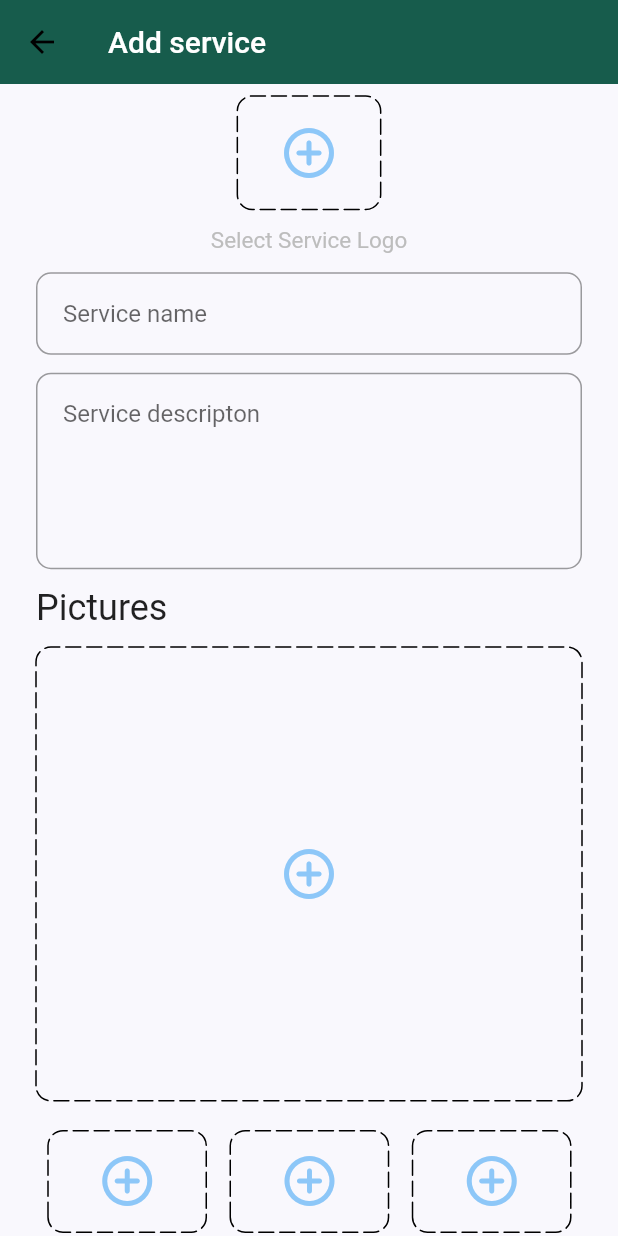
After one commit to DilipKumar64/beauty, a Flutter app: the AddServiceScreen screen opened by its route, on a phone screen of 412 x 824 dp. The commit adds this screen. Run offline on Flutter 3.47's test engine with Material 2 defaults, Android fonts, the phone set to English and light mode, and no system bars; drawn by our look-alikes of dotted_border; our stand-ins replace badges, bloc, carousel_slider, cloud_firestore, equatable, firebase_auth and 10 more; missing offline and left inert: fl_country_code_picker, pay; accounts and stored records are empty; network calls fail.

Commit message:
admin pannel screen complete,add picture to app at device ,created firebase storage bucket

```diff
--- a/lib/main.dart
+++ b/lib/main.dart
@@ -3,6 +3,7 @@ import 'package:beauty/firebase_options.dart';
 import 'package:beauty/repositories/auth_repository.dart';
 import 'package:beauty/repositories/schedule_appoinment_repository.dart';
 import 'package:beauty/router.dart';
+import 'package:beauty/screens/admin/bloc/admin_pannel_bloc.dart';
 import 'package:beauty/screens/auth/bloc/auth_bloc.dart';
 import 'package:beauty/screens/auth/screens/onboarding_screen.dart';
 import 'package:beauty/screens/schedule%20appoinment/bloc/schedule_appoinment_bloc.dart';
@@ -56,9 +57,10 @@ class _MyAppState extends State<MyApp> {
                 BlocProvider(create: (context) => SingleServiceBloc()),
                 BlocProvider(
                     create: ((context) => ScheduleAppoinmentBloc(
-                        repository:
-                            RepositoryProvider.of<ScheduleAppoinmentRepository>(
-                                context)))),
+                          repository: RepositoryProvider.of<
+                              ScheduleAppoinmentRepository>(context),
+                        ))),
+                BlocProvider(create: (context) => AdminPannelBloc())
               ],
               child: MaterialApp(
                 debugShowCheckedModeBanner: false,
--- a/lib/modals/single_service_model.dart
+++ b/lib/modals/single_service_model.dart
@@ -1,10 +1,12 @@
 import 'dart:convert';
 
 class SingleServiceModal {
+  String logoUrl;
   String name;
   String description;
   List<String> imagesList;
   SingleServiceModal({
+    required this.logoUrl,
     required this.name,
     required this.description,
     required this.imagesList,
@@ -20,6 +22,7 @@ class SingleServiceModal {
 
   factory SingleServiceModal.fromMap(Map<String, dynamic> map) {
     return SingleServiceModal(
+      logoUrl: map['logoUrl'] ?? '',
       name: map['name'] ?? '',
       description: map['description'] ?? '',
       imagesList: List<String>.from(map['imagesList']),
--- a/lib/modals/user_model.dart
+++ b/lib/modals/user_model.dart
@@ -7,13 +7,16 @@ class UserModel {
   final String? name;
   final String? paymentId;
   final String? appoinmentId;
-  UserModel(
-      {required this.uid,
-      this.phoneNumber,
-      this.email,
-      this.name,
-      this.paymentId,
-      this.appoinmentId});
+  final bool isAdmin;
+  UserModel({
+    required this.uid,
+    this.phoneNumber,
+    this.email,
+    this.name,
+    this.paymentId,
+    this.appoinmentId,
+    required this.isAdmin,
+  });
 
   Map<String, dynamic> toMap() {
     return <String, dynamic>{
@@ -22,7 +25,8 @@ class UserModel {
       'email': email,
       'name': name,
       'paymentId': paymentId,
-      'appoinmentId': appoinmentId
+      'appoinmentId': appoinmentId,
+      'isAdmin': isAdmin,
     };
   }
 
@@ -35,7 +39,8 @@ class UserModel {
         name: map['name'] != null ? map['name'] as String : null,
         paymentId: map['paymentId'] != null ? map['paymentId'] as String : null,
         appoinmentId:
-            map['appoinmentId'] != null ? map['appoinmentId'] as String : null);
+            map['appoinmentId'] != null ? map['appoinmentId'] as String : null,
+        isAdmin: map['isAdmin'] != null ? map['isAdmin'] as bool : false);
   }
 
   String toJson() => json.encode(toMap());
--- /dev/null
+++ b/lib/repositories/admin_pannel_repository.dart
@@ -0,0 +1,16 @@
+import 'dart:io';
+
+import 'package:beauty/modals/single_service_model.dart';
+import 'package:cloud_firestore/cloud_firestore.dart';
+import 'package:firebase_storage/firebase_storage.dart';
+
+class AdminPannelRepository {
+  final _db = FirebaseFirestore.instance;
+  final storage = FirebaseStorage.instance.ref();
+  Future<SingleServiceModal?> getServicesDetails(
+      Map<String, dynamic> data) async {
+    return null;
+  }
+
+  Future<void> uploadImageToFirebase(File file) async {}
+}
--- /dev/null
+++ b/lib/repositories/admin_repository.dart
@@ -0,0 +1,5 @@
+import 'package:cloud_firestore/cloud_firestore.dart';
+
+class AdminRepository {
+  final _db = FirebaseFirestore.instance;
+}
--- a/lib/repositories/auth_repository.dart
+++ b/lib/repositories/auth_repository.dart
@@ -1,5 +1,3 @@
-import 'dart:developer';
-
 import 'package:beauty/modals/user_model.dart';
 import 'package:cloud_firestore/cloud_firestore.dart';
 import 'package:firebase_auth/firebase_auth.dart';
@@ -13,7 +11,8 @@ class AuthRepository {
         uid: firebaseUser.uid,
         name: firebaseUser.displayName,
         email: firebaseUser.email,
-        phoneNumber: firebaseUser.phoneNumber);
+        phoneNumber: firebaseUser.phoneNumber,
+        isAdmin: false);
     _firedb.doc(firebaseUser.uid).get().then((doc) async {
       if (!doc.exists) {
         await _firedb.doc(firebaseUser.uid).set(userModel.toMap());
--- a/lib/router.dart
+++ b/lib/router.dart
@@ -1,3 +1,5 @@
+import 'package:beauty/screens/admin/screens/add_service_screen.dart';
+import 'package:beauty/screens/admin/screens/admin_pannel_secreen.dart';
 import 'package:beauty/screens/auth/screens/auth_screen.dart';
 import 'package:beauty/screens/auth/screens/email_sign_in_screen.dart';
 import 'package:beauty/screens/auth/screens/onboarding_screen.dart';
@@ -58,6 +60,16 @@ Route<dynamic> generateRoute(RouteSettings routeSettings) {
         settings: routeSettings,
         builder: (_) => ScheduleAppoinmentScreen(args: args),
       );
+    case AdminPannelScreen.routeName:
+      return MaterialPageRoute(
+        settings: routeSettings,
+        builder: (_) => const AdminPannelScreen(),
+      );
+    case AddServiceScreen.routeName:
+      return MaterialPageRoute(
+        settings: routeSettings,
+        builder: (_) => const AddServiceScreen(),
+      );
     default:
       return MaterialPageRoute(
           builder: (_) => const Center(
--- /dev/null
+++ b/lib/screens/admin/bloc/admin_pannel_bloc.dart
@@ -0,0 +1,61 @@
+import 'dart:async';
+import 'dart:io';
+
+import 'package:equatable/equatable.dart';
+import 'package:firebase_storage/firebase_storage.dart';
+import 'package:flutter/material.dart';
+import 'package:flutter_bloc/flutter_bloc.dart';
+import 'package:image_picker/image_picker.dart';
+
+part 'admin_pannel_event.dart';
+part 'admin_pannel_state.dart';
+
+class AdminPannelBloc extends Bloc<AdminPannelEvent, AdminPannelState> {
+  AdminPannelBloc() : super(AdminPannelInitial()) {
+    on<SelectServiceLogoEvent>(onSelectServiceLogoEvent);
+    on<AddPictureEvent>(onAddPictureEvent);
+    on<AddServiceEvent>(onAddServiceEvent);
+  }
+  ImagePicker imagePicker = ImagePicker();
+  FutureOr<void> onSelectServiceLogoEvent(
+      SelectServiceLogoEvent event, Emitter<AdminPannelState> emit) async {
+    XFile? file = await imagePicker.pickImage(source: ImageSource.gallery);
+    if (file == null) {
+      emit(const AdminPannelErrorState(errorMessage: 'No photo selected'));
+      return;
+    }
+    emit(state.copyWith(logoPath: File(file.path)));
+  }
+
+  FutureOr<void> onAddPictureEvent(
+      AddPictureEvent event, Emitter<AdminPannelState> emit) async {
+    XFile? image = await imagePicker.pickImage(source: ImageSource.gallery);
+    if (image == null) {
+      emit(const AdminPannelErrorState(errorMessage: 'No photo selected'));
+      return;
+    }
+    List<File?> list = state.pathList.map((e) => e).toList();
+    list.removeAt(event.index);
+    list.insert(event.index, File(image.path));
+    emit(state.copyWith(pathList: list));
+  }
+
+  FutureOr<void> onAddServiceEvent(
+      AddServiceEvent event, Emitter<AdminPannelState> emit) {
+    String name = event.name.trim();
+    String description = event.description.trim();
+
+    if (state.logoPath == null) {
+      emit(const AdminPannelErrorState(errorMessage: 'Please select a logo'));
+    } else if (state.pathList.length < 4) {
+      emit(const AdminPannelErrorState(errorMessage: 'Please select pictures'));
+    } else if (name.isEmpty) {
+      emit(const AdminPannelErrorState(errorMessage: 'Please enter name'));
+    } else if (description.isEmpty) {
+      emit(const AdminPannelErrorState(
+          errorMessage: 'Please enter description'));
+    } else {
+      Map<String, dynamic> data = {};
+    }
+  }
+}
--- /dev/null
+++ b/lib/screens/admin/bloc/admin_pannel_event.dart
@@ -0,0 +1,23 @@
+part of 'admin_pannel_bloc.dart';
+
+class AdminPannelEvent extends Equatable {
+  const AdminPannelEvent();
+
+  @override
+  List<Object> get props => [];
+}
+
+class SelectServiceLogoEvent extends AdminPannelEvent {}
+
+class AddPictureEvent extends AdminPannelEvent {
+  final int index;
+
+  const AddPictureEvent({required this.index});
+}
+
+class AddServiceEvent extends AdminPannelEvent {
+  final String name;
+  final String description;
+
+  const AddServiceEvent({required this.name, required this.description});
+}
--- /dev/null
+++ b/lib/screens/admin/bloc/admin_pannel_state.dart
@@ -0,0 +1,30 @@
+// ignore_for_file: public_member_api_docs, sort_constructors_first
+part of 'admin_pannel_bloc.dart';
+
+class AdminPannelState extends Equatable {
+  final List<File?> pathList;
+  final File? logoPath;
+  const AdminPannelState(
+      {this.pathList = const [null, null, null, null], this.logoPath});
+
+  @override
+  List<Object?> get props => [pathList, logoPath];
+
+  AdminPannelState copyWith({
+    List<File?>? pathList,
+    File? logoPath,
+  }) {
+    return AdminPannelState(
+      pathList: pathList ?? this.pathList,
+      logoPath: logoPath ?? this.logoPath,
+    );
+  }
+}
+
+class AdminPannelInitial extends AdminPannelState {}
+
+class AdminPannelErrorState extends AdminPannelState {
+  final String errorMessage;
+
+  const AdminPannelErrorState({required this.errorMessage});
+}
--- /dev/null
+++ b/lib/screens/admin/screens/add_service_screen.dart
@@ -0,0 +1,103 @@
+import 'package:beauty/screens/auth/widgets/custom_text_field.dart';
+import 'package:dotted_border/dotted_border.dart';
+import 'package:flutter/material.dart';
+import 'package:flutter_bloc/flutter_bloc.dart';
+import 'package:flutter_screenutil/flutter_screenutil.dart';
+
+import '../bloc/admin_pannel_bloc.dart';
+import '../widgets/add_big_picture_componen.dart';
+import '../widgets/add_logo_component.dart';
+import '../widgets/add_three_images_component.dart';
+
+class AddServiceScreen extends StatelessWidget {
+  const AddServiceScreen({super.key});
+  static const String routeName = '/add-service';
+  @override
+  Widget build(BuildContext context) {
+    final titleController = TextEditingController();
+    final descriptionController = TextEditingController();
+    return Scaffold(
+      appBar: AppBar(
+        title: const Text('Add service'),
+      ),
+      body: BlocListener<AdminPannelBloc, AdminPannelState>(
+        listener: (context, state) {
+          if (state is AdminPannelErrorState) {
+            ScaffoldMessenger.of(context)
+                .showSnackBar(SnackBar(content: Text(state.errorMessage)));
+          }
+        },
+        child: SingleChildScrollView(
+          child: Padding(
+            padding:
+                const EdgeInsets.symmetric(horizontal: 24).copyWith(top: 8),
+            child: Column(
+              children: [
+                const AddLogoComponent(),
+                _gap(),
+                Text(
+                  'Select Service Logo',
+                  style: TextStyle(
+                    fontSize: 15,
+                    color: Colors.grey.shade400,
+                  ),
+                ),
+                _gap(),
+                CustomTextField(
+                    isPassword: false,
+                    controller: titleController,
+                    hintText: 'Service name'),
+                _gap(),
+                CustomTextField(
+                    isPassword: false,
+                    controller: descriptionController,
+                    hintText: 'Service descripton',
+                    maxLines: 5),
+                _gap(),
+                const Align(
+                  alignment: Alignment(-1, 0),
+                  child: Text(
+                    'Pictures',
+                    style: TextStyle(fontSize: 24),
+                  ),
+                ),
+                _gap(),
+                const AddBigPictureComponent(),
+                _gap(),
+                const AddThreeImagesComponent(),
+                _gap(),
+                _addServiceButton(
+                    context, titleController, descriptionController),
+                _gap(),
+                _gap(),
+              ],
+            ),
+          ),
+        ),
+      ),
+    );
+  }
+
+  SizedBox _addServiceButton(BuildContext context, TextEditingController name,
+      TextEditingController description) {
+    return SizedBox(
+      width: double.infinity,
+      height: 40.h,
+      child: OutlinedButton(
+        style: OutlinedButton.styleFrom(
+            shape: RoundedRectangleBorder(
+                borderRadius: BorderRadius.circular(10))),
+        onPressed: () {
+          context.read<AdminPannelBloc>().add(
+              AddServiceEvent(name: name.text, description: description.text));
+        },
+        child: Text(
+          'Add service',
+          style: TextStyle(fontSize: 20.sp),
+        ),
+      ),
+    );
+  }
+
+  SizedBox _gap() => SizedBox(height: 10.h);
+}
--- /dev/null
+++ b/lib/screens/admin/screens/admin_pannel_secreen.dart
@@ -0,0 +1,28 @@
+import 'package:beauty/screens/admin/screens/add_service_screen.dart';
+import 'package:flutter/material.dart';
+
+class AdminPannelScreen extends StatelessWidget {
+  const AdminPannelScreen({super.key});
+  static const String routeName = '/admin-pannel';
+  @override
+  Widget build(BuildContext context) {
+    return Scaffold(
+      appBar: AppBar(
+        title: const Text('Admin pannel'),
+      ),
+      body: Padding(
+        padding: const EdgeInsets.symmetric(horizontal: 24).copyWith(top: 8),
+        child: Column(
+          children: [
+            OutlinedButton(
+              onPressed: () {
+                Navigator.pushNamed(context, AddServiceScreen.routeName);
+              },
+              child: const Text('Add new service'),
+            ),
+          ],
+        ),
+      ),
+    );
+  }
+}
--- /dev/null
+++ b/lib/screens/admin/widgets/add_big_picture_componen.dart
@@ -0,0 +1,45 @@
+import 'package:dotted_border/dotted_border.dart';
+import 'package:flutter/material.dart';
+import 'package:flutter_bloc/flutter_bloc.dart';
+import 'package:flutter_screenutil/flutter_screenutil.dart';
+
+import '../bloc/admin_pannel_bloc.dart';
+
+class AddBigPictureComponent extends StatelessWidget {
+  const AddBigPictureComponent({
+    super.key,
+  });
+
+  @override
+  Widget build(BuildContext context) {
+    return GestureDetector(
+      onTap: () {
+        context.read<AdminPannelBloc>().add(const AddPictureEvent(index: 0));
+      },
+      child: DottedBorder(
+        borderType: BorderType.RRect,
+        radius: const Radius.circular(10),
+        dashPattern: const [10, 4],
+        strokeCap: StrokeCap.round,
+        child: Container(
+          height: 250.h,
+          width: double.infinity,
+          decoration: BoxDecoration(
+            borderRadius: BorderRadius.circular(10),
+          ),
+          child: BlocBuilder<AdminPannelBloc, AdminPannelState>(
+            builder: (context, state) {
+              return (state.pathList[0] == null)
+                  ? Icon(
+                      Icons.add_circle_outline_rounded,
+                      color: Theme.of(context).primaryColor.withOpacity(0.5),
+                      size: 40,
+                    )
+                  : Image.file(state.pathList[0]!);
+            },
+          ),
+        ),
+      ),
+    );
+  }
+}
--- /dev/null
+++ b/lib/screens/admin/widgets/add_logo_component.dart
@@ -0,0 +1,48 @@
+import 'package:beauty/screens/admin/bloc/admin_pannel_bloc.dart';
+import 'package:dotted_border/dotted_border.dart';
+import 'package:flutter/material.dart';
+import 'package:flutter_bloc/flutter_bloc.dart';
+import 'package:flutter_screenutil/flutter_screenutil.dart';
+import 'package:image_picker/image_picker.dart';
+
+class AddLogoComponent extends StatelessWidget {
+  const AddLogoComponent({
+    super.key,
+  });
+
+  @override
+  Widget build(BuildContext context) {
+    return GestureDetector(
+      onTap: () {
+        context.read<AdminPannelBloc>().add(SelectServiceLogoEvent());
+      },
+      child: BlocBuilder<AdminPannelBloc, AdminPannelState>(
+        builder: (context, state) {
+          return DottedBorder(
+            borderType: BorderType.RRect,
+            radius: const Radius.circular(10),
+            dashPattern: const [10, 4],
+            strokeCap: StrokeCap.round,
+            child: Container(
+              width: 80.w,
+              height: 60.h,
+              decoration: BoxDecoration(
+                borderRadius: BorderRadius.circular(10),
+              ),
+              child: (state.logoPath == null)
+                  ? Icon(
+                      Icons.add_circle_outline_rounded,
+                      color: Theme.of(context).primaryColor.withOpacity(0.5),
+                      size: 40,
+                    )
+                  : Image.file(
+                      state.logoPath!,
+                      fit: BoxFit.fitHeight,
+                    ),
+            ),
+          );
+        },
+      ),
+    );
+  }
+}
--- /dev/null
+++ b/lib/screens/admin/widgets/add_three_images_component.dart
@@ -0,0 +1,61 @@
+import 'package:dotted_border/dotted_border.dart';
+import 'package:flutter/material.dart';
+import 'package:flutter_bloc/flutter_bloc.dart';
+import 'package:flutter_screenutil/flutter_screenutil.dart';
+
+import '../bloc/admin_pannel_bloc.dart';
+
+class AddThreeImagesComponent extends StatelessWidget {
+  const AddThreeImagesComponent({
+    super.key,
+  });
+
+  @override
+  Widget build(BuildContext context) {
+    return SizedBox(
+      height: 70.h,
+      child: BlocBuilder<AdminPannelBloc, AdminPannelState>(
+        builder: (context, state) {
+          return ListView.builder(
+            scrollDirection: Axis.horizontal,
+            itemCount: 3,
+            itemBuilder: (context, index) {
+              return GestureDetector(
+                onTap: () {
+                  context
+                      .read<AdminPannelBloc>()
+                      .add(AddPictureEvent(index: index + 1));
+                },
+                child: Padding(
+                  padding: const EdgeInsets.all(8.0),
+                  child: DottedBorder(
+                    borderType: BorderType.RRect,
+                    radius: const Radius.circular(10),
+                    dashPattern: const [10, 4],
+                    strokeCap: StrokeCap.round,
+                    child: Container(
+                      height: 70.h,
+                      width: 85.h,
+                      decoration: BoxDecoration(
+                        borderRadius: BorderRadius.circular(10),
+                      ),
+                      child: (state.pathList[index + 1] == null)
+                          ? Icon(
+                              Icons.add_circle_outline_rounded,
+                              color: Theme.of(context)
+                                  .primaryColor
+                                  .withOpacity(0.5),
+                              size: 40,
+                            )
+                          : Image.file(state.pathList[index + 1]!),
+                    ),
+                  ),
+                ),
+              );
+            },
+          );
+        },
+      ),
+    );
+  }
+}
--- a/lib/screens/auth/widgets/custom_text_field.dart
+++ b/lib/screens/auth/widgets/custom_text_field.dart
@@ -6,11 +6,13 @@ class CustomTextField extends StatefulWidget {
     required this.isPassword,
     required this.controller,
     required this.hintText,
+    this.maxLines = 1,
   });
 
   final TextEditingController controller;
   final bool isPassword;
   final String hintText;
+  final int maxLines;
 
   @override
   State<CustomTextField> createState() => _CustomTextFieldState();
@@ -24,6 +26,7 @@ class _CustomTextFieldState extends State<CustomTextField> {
     return TextFormField(
       controller: widget.controller,
       obscureText: (widget.isPassword) ? obscureText : false,
+      maxLines: widget.maxLines,
       validator: (value) {
         if (value == null || value.isEmpty) {
           return "password is required";
--- a/lib/screens/home/widgets/carousal_image.dart
+++ b/lib/screens/home/widgets/carousal_image.dart
@@ -1,5 +1,6 @@
 import 'package:carousel_slider/carousel_slider.dart';
 import 'package:flutter/material.dart';
+import 'package:flutter_screenutil/flutter_screenutil.dart';
 
 import '../../../constants.dart';
 
@@ -18,7 +19,7 @@ class CarouselImage extends StatelessWidget {
       ).toList(),
       options: CarouselOptions(
         viewportFraction: 1,
-        height: 130,
+        height: 130.h,
         autoPlay: true,
       ),
     );
--- a/lib/screens/profile/screens/profile_screen.dart
+++ b/lib/screens/profile/screens/profile_screen.dart
@@ -1,4 +1,5 @@
 import 'package:beauty/constants.dart';
+import 'package:beauty/screens/admin/screens/admin_pannel_secreen.dart';
 import 'package:beauty/screens/auth/screens/auth_screen.dart';
 import 'package:beauty/screens/profile/widgets/profile_tile.dart';
 import 'package:flutter/material.dart';
@@ -101,11 +102,16 @@ class _ProfileScreenState extends State<ProfileScreen> {
                     title: 'Sign out',
                     iconData: Icons.logout_rounded,
                     fun: () {
-                      print('dfsda');
                       BlocProvider.of<AuthBloc>(context)
                           .add(SignOutRequested());
                     }),
               ),
+              ProfileTile(
+                  title: 'Admin pannel',
+                  iconData: Icons.admin_panel_settings_outlined,
+                  fun: () {
+                    Navigator.pushNamed(context, AdminPannelScreen.routeName);
+                  }),
             ],
           ),
         ),
--- a/pubspec.yaml
+++ b/pubspec.yaml
@@ -51,6 +51,9 @@ dependencies:
   numberpicker: ^2.1.2
   pay: ^1.1.2
   cloud_firestore: ^4.9.2
+  dotted_border: ^2.1.0
+  image_picker: ^1.0.4
+  firebase_storage: ^11.2.7
 
 
 dev_dependencies:
```
Also changed, not shown: pubspec.lock, 5 other files.
